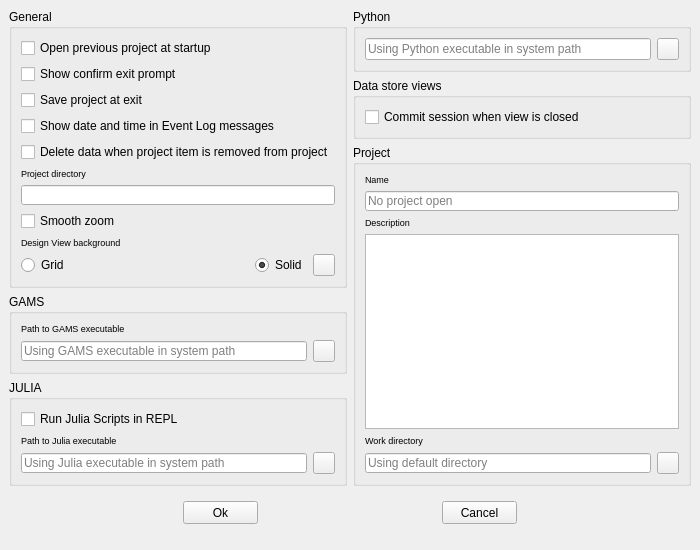
The window that spinetoolbox/ui/settings.ui (spine-tools/Spine-Toolbox) describes before a commit, drawn with Qt 5.
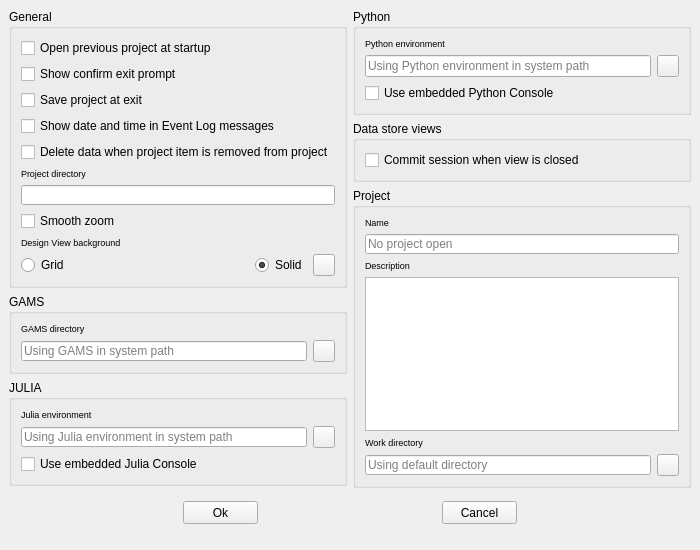
The same window after the commit.

Commit message: Issue #217. First version of an embedded Python REPL

```diff
--- a/spinetoolbox/ui/settings.ui
+++ b/spinetoolbox/ui/settings.ui
@@ -107,8 +107,8 @@
          <rect>
           <x>0</x>
           <y>0</y>
-          <width>366</width>
-          <height>503</height>
+          <width>338</width>
+          <height>475</height>
          </rect>
         </property>
         <property name="autoFillBackground">
@@ -351,7 +351,7 @@
                </font>
               </property>
               <property name="text">
-               <string>Path to GAMS executable</string>
+               <string>GAMS directory</string>
               </property>
              </widget>
             </item>
@@ -373,7 +373,7 @@
                <string>&lt;html&gt;&lt;head/&gt;&lt;body&gt;&lt;p&gt;Path to directory where GAMS and GAMSIDE executables are found&lt;/p&gt;&lt;/body&gt;&lt;/html&gt;</string>
               </property>
               <property name="placeholderText">
-               <string>Using GAMS executable in system path</string>
+               <string>Using GAMS in system path</string>
               </property>
               <property name="clearButtonEnabled">
                <bool>true</bool>
@@ -408,13 +408,6 @@
             <property name="spacing">
              <number>6</number>
             </property>
-            <item row="1" column="0">
-             <widget class="QCheckBox" name="checkBox_use_repl">
-              <property name="text">
-               <string>Run Julia Scripts in REPL</string>
-              </property>
-             </widget>
-            </item>
             <item row="2" column="0">
              <widget class="QLabel" name="label_5">
               <property name="font">
@@ -423,7 +416,7 @@
                </font>
               </property>
               <property name="text">
-               <string>Path to Julia executable</string>
+               <string>Julia environment</string>
               </property>
              </widget>
             </item>
@@ -461,13 +454,23 @@
                <string>&lt;html&gt;&lt;head/&gt;&lt;body&gt;&lt;p&gt;Path where julia executable is found&lt;/p&gt;&lt;/body&gt;&lt;/html&gt;</string>
               </property>
               <property name="placeholderText">
-               <string>Using Julia executable in system path</string>
+               <string>Using Julia environment in system path</string>
               </property>
               <property name="clearButtonEnabled">
                <bool>true</bool>
               </property>
              </widget>
             </item>
+            <item row="4" column="0">
+             <widget class="QCheckBox" name="checkBox_use_embedded_julia">
+              <property name="toolTip">
+               <string>&lt;html&gt;&lt;head/&gt;&lt;body&gt;&lt;p&gt;If checked, Julia Tools and scripts will be executed in the embedded Julia Console (Shell). If unchecked, Julia Tools and scripts will be executed in a terminal as an individual process. I.e. the same as running `julia script.jl` in terminal.&lt;/p&gt;&lt;/body&gt;&lt;/html&gt;</string>
+              </property>
+              <property name="text">
+               <string>Use embedded Julia Console</string>
+              </property>
+             </widget>
+            </item>
            </layout>
           </widget>
          </item>
@@ -496,20 +499,30 @@
           <string>Python</string>
          </property>
          <layout class="QGridLayout" name="gridLayout_3">
-          <item row="0" column="0">
+          <item row="2" column="0">
+           <widget class="QCheckBox" name="checkBox_use_embedded_python">
+            <property name="toolTip">
+             <string>&lt;html&gt;&lt;head/&gt;&lt;body&gt;&lt;p&gt;If checked, Python Tools and scripts will be executed in the embedded Python Console (Shell). If unchecked, Python Tools and scripts will be executed in a terminal as an individual process. I.e. the same as running `python script.py` in terminal.&lt;/p&gt;&lt;/body&gt;&lt;/html&gt;</string>
+            </property>
+            <property name="text">
+             <string>Use embedded Python Console</string>
+            </property>
+           </widget>
+          </item>
+          <item row="1" column="0">
            <widget class="QLineEdit" name="lineEdit_python_path">
             <property name="toolTip">
              <string>&lt;html&gt;&lt;head/&gt;&lt;body&gt;&lt;p&gt;Python executable directory&lt;/p&gt;&lt;/body&gt;&lt;/html&gt;</string>
             </property>
             <property name="placeholderText">
-             <string>Using Python executable in system path</string>
+             <string>Using Python environment in system path</string>
             </property>
             <property name="clearButtonEnabled">
              <bool>true</bool>
             </property>
            </widget>
           </item>
-          <item row="0" column="1">
+          <item row="1" column="1">
            <widget class="QToolButton" name="toolButton_browse_python">
             <property name="maximumSize">
              <size>
@@ -525,6 +538,18 @@
             </property>
            </widget>
           </item>
+          <item row="0" column="0">
+           <widget class="QLabel" name="label_8">
+            <property name="font">
+             <font>
+              <pointsize>7</pointsize>
+             </font>
+            </property>
+            <property name="text">
+             <string>Python environment</string>
+            </property>
+           </widget>
+          </item>
          </layout>
         </widget>
        </item>
@@ -665,8 +690,8 @@
              <string>&lt;!DOCTYPE HTML PUBLIC &quot;-//W3C//DTD HTML 4.0//EN&quot; &quot;http://www.w3.org/TR/REC-html40/strict.dtd&quot;&gt;
 &lt;html&gt;&lt;head&gt;&lt;meta name=&quot;qrichtext&quot; content=&quot;1&quot; /&gt;&lt;style type=&quot;text/css&quot;&gt;
 p, li { white-space: pre-wrap; }
-&lt;/style&gt;&lt;/head&gt;&lt;body style=&quot; font-family:'MS Shell Dlg 2'; font-size:7.8pt; font-weight:400; font-style:normal;&quot;&gt;
-&lt;p style=&quot;-qt-paragraph-type:empty; margin-top:0px; margin-bottom:0px; margin-left:0px; margin-right:0px; -qt-block-indent:0; text-indent:0px; font-size:8.25pt;&quot;&gt;&lt;br /&gt;&lt;/p&gt;&lt;/body&gt;&lt;/html&gt;</string>
+&lt;/style&gt;&lt;/head&gt;&lt;body style=&quot; font-family:'MS Shell Dlg 2'; font-size:8.25pt; font-weight:400; font-style:normal;&quot;&gt;
+&lt;p style=&quot;-qt-paragraph-type:empty; margin-top:0px; margin-bottom:0px; margin-left:0px; margin-right:0px; -qt-block-indent:0; text-indent:0px;&quot;&gt;&lt;br /&gt;&lt;/p&gt;&lt;/body&gt;&lt;/html&gt;</string>
             </property>
             <property name="acceptRichText">
              <bool>false</bool>
```
Left out of the diff: 27 changed lines with no effect on the pictures. The commit also changes 13 other files.
